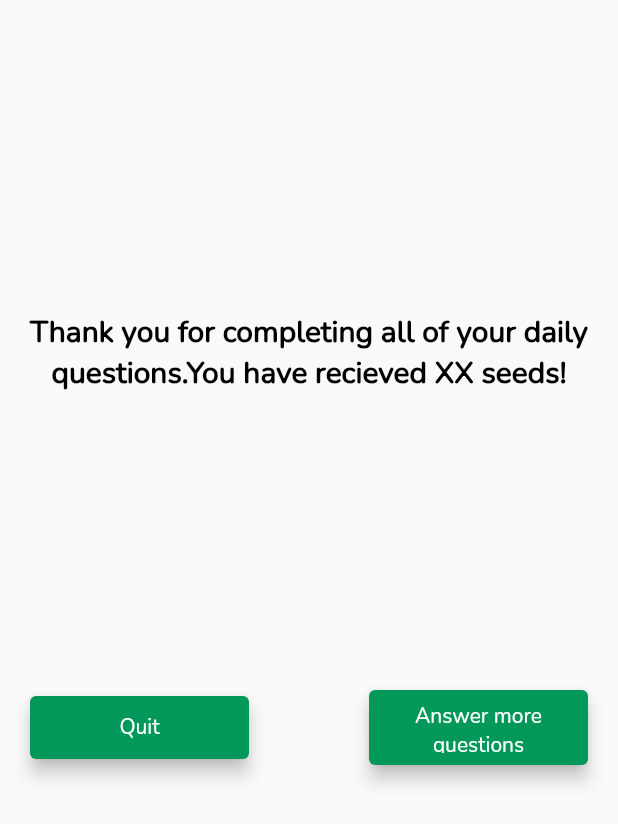
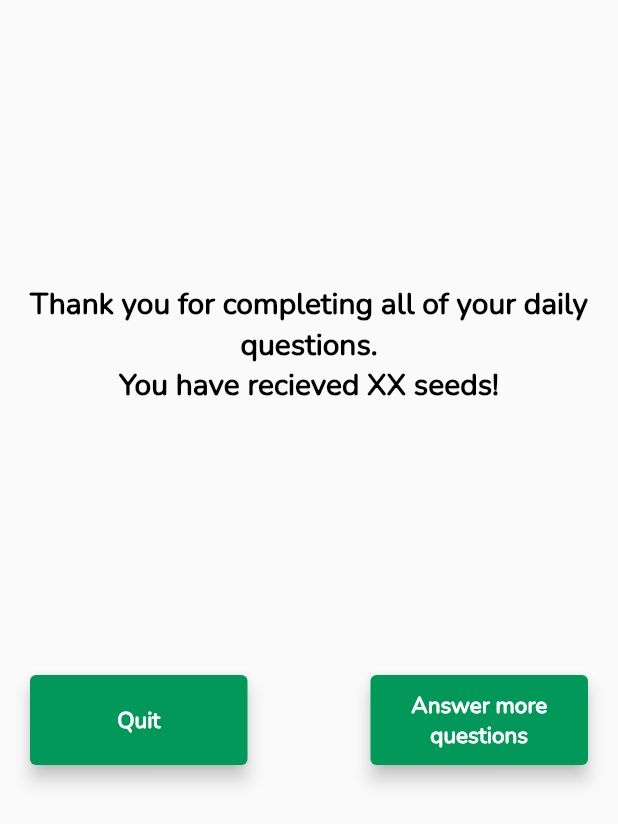
Before and after one commit to csc301-fall-2021/team-project-9-greenpeeps, a Flutter app: the CompletedDailyQuestions widget shown alone on an empty page, opened directly with empty values, on a phone screen of 412 x 824 dp. Shown: the top 824 px of the screen. Run offline on Flutter 3.47's test engine with Material 2 defaults, Android fonts, the phone set to English and light mode, and no system bars; our stand-ins replace cloud_firestore, firebase_auth, firebase_core, get, pie_chart; missing offline and left inert: cloud_firestore_web, firebase_auth_web, firebase_core_web; accounts and stored records are empty.

Commit message:
edit button ui design in daily questions and pop dialog after button press for recommended habits

```diff
--- a/green_peeps_app/lib/habits/recommended_habit_dialogue.dart
+++ b/green_peeps_app/lib/habits/recommended_habit_dialogue.dart
@@ -161,6 +161,7 @@ class _RecommendedHabitDialogueState extends State<RecommendedHabitDialogue> {
                             );
                         }
                       });
+                      Navigator.of(context).pop();
                     },
                     child: const Text(
                       'I already preform this habit in my life',
@@ -208,11 +209,12 @@ class _RecommendedHabitDialogueState extends State<RecommendedHabitDialogue> {
                             .update(
                               {'habitInfo.'+widget.hid : _generateHabitDict()},
                             );
+
                           }
 
                         }
-                      })
-
+                      }),
+                    Navigator.of(context).pop(),
                     },
                     child: const Text(
                       'Add this to Habits In Progress',
--- a/green_peeps_app/lib/homescreen/completed_daily_questions.dart
+++ b/green_peeps_app/lib/homescreen/completed_daily_questions.dart
@@ -21,7 +21,14 @@ class _CompletedDailyQuestionsState extends State<CompletedDailyQuestions> {
         children:  [
           Spacer(),
           Text("Thank you for completing all of your daily questions."
-            "You have recieved XX seeds!",
+,            textAlign: TextAlign.center,
+            style: TextStyle(
+
+                fontSize: 20,
+                fontWeight: FontWeight.bold,
+                color: Colors.black),
+          ),
+          Text("You have recieved XX seeds!",
             textAlign: TextAlign.center,
             style: TextStyle(
 
@@ -35,8 +42,13 @@ class _CompletedDailyQuestionsState extends State<CompletedDailyQuestions> {
             child: Row(
               children: [
                 TextButton(
-                    child: const Text('Quit'),
-
+                    child: const Text('Quit',
+                      style: const TextStyle(
+                        fontSize: 15,
+                        fontFamily: "Nunito",
+                        fontWeight: FontWeight.bold,
+                      ),
+                    ),
                     onPressed: () {
                       widget.quit();
                     },
@@ -44,13 +56,21 @@ class _CompletedDailyQuestionsState extends State<CompletedDailyQuestions> {
                       primary: Colors.white,
                       backgroundColor: const Color.fromRGBO(2, 152, 89, 1),
                       elevation: 5,
-                      fixedSize: const Size(146, 42),
-                    )
+                      fixedSize: const Size(145, 60),
+
+                    ),
+
                 ),
-                Spacer(),
+                const Spacer(),
                 TextButton(
                   child: Text('Answer more questions',
-                    textAlign: TextAlign.center,),
+                    textAlign: TextAlign.center,
+                    style: const TextStyle(
+                      fontSize: 15,
+                      fontFamily: "Nunito",
+                      fontWeight: FontWeight.bold,
+                    ),
+                  ),
                   onPressed: () {
                     widget.answerMore();
                   },
@@ -58,7 +78,7 @@ class _CompletedDailyQuestionsState extends State<CompletedDailyQuestions> {
                     primary: Colors.white,
                     backgroundColor: const Color.fromRGBO(2, 152, 89, 1),
                     elevation: 5,
-                    fixedSize: const Size(146, 50),
+                    fixedSize: const Size(145, 60),
                   ),
                 )
 
```
Also changed, not shown: green_peeps_app/lib/homescreen/add_more_habits.dart (+15 -5 lines), green_peeps_app/lib/questionnaire/questionnaire_category.dart (+10 -3 lines), green_peeps_app/lib/questionnaire/questionnaire_question.dart (+12 -4 lines).
